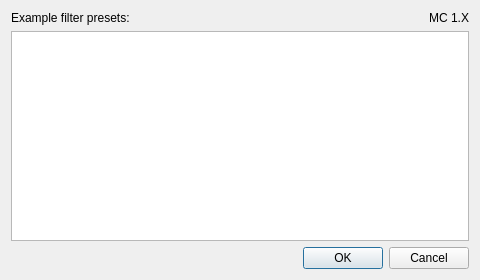
Before: the Qt Designer form src/examplesdialog.ui in Cubitect/cubiomes-viewer, drawn with Qt 5.
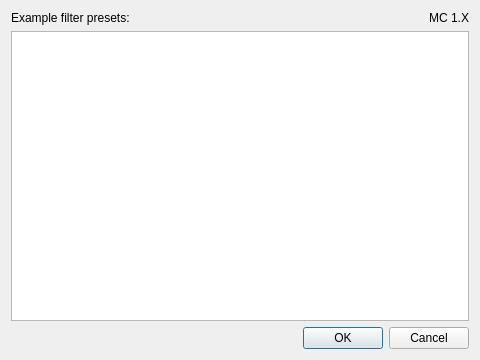
After: the same form once the commit is applied. Icons and pictures are not drawn.

The edit to the form file:
```diff
--- a/src/examplesdialog.ui
+++ b/src/examplesdialog.ui
@@ -7,7 +7,7 @@
     <x>0</x>
     <y>0</y>
     <width>480</width>
-    <height>280</height>
+    <height>360</height>
    </rect>
   </property>
   <property name="windowTitle">
```
